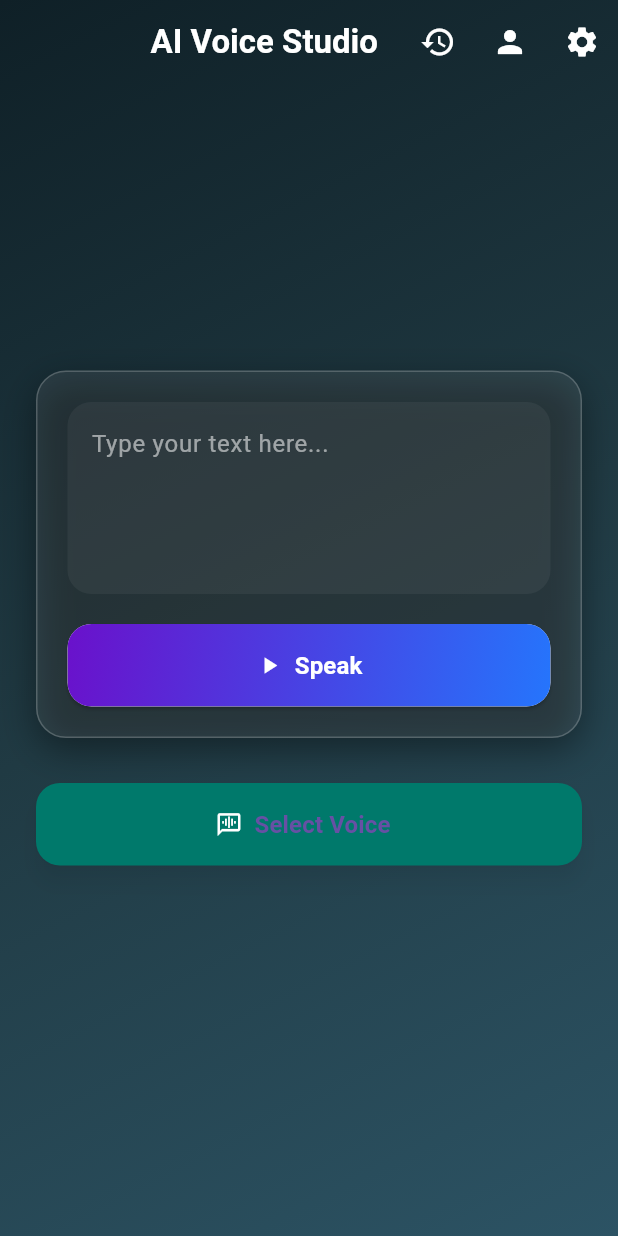
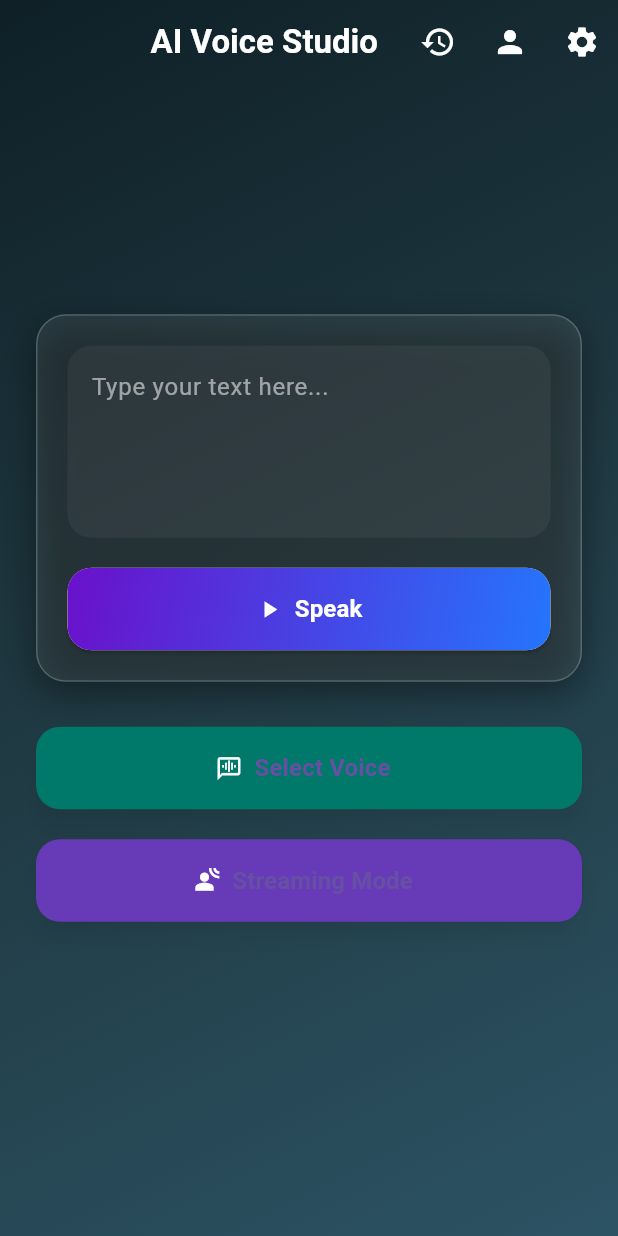
Before and after one commit to muhammadhassanmahar/TTS-App, a Flutter app: the screen it shows after launch, on a phone screen of 412 x 824 dp. Run offline on Flutter 3.47's test engine with Material 3 defaults, Android fonts, the phone set to English and light mode, and no system bars; our stand-ins replace audioplayers.

Commit message:
Initial commit - TTS App

```diff
--- a/lib/screens/home_screen.dart
+++ b/lib/screens/home_screen.dart
@@ -202,6 +202,32 @@ class _HomeScreenState extends State<HomeScreen> {
                     ),
                   ),
                 ),
+
+                const SizedBox(height: 20),
+
+                // 🔥 Streaming Mode Button
+                SizedBox(
+                  width: double.infinity,
+                  height: 55,
+                  child: ElevatedButton.icon(
+                    onPressed: () =>
+                        Navigator.pushNamed(context, '/stream'),
+                    icon: const Icon(Icons.spatial_audio, color: Colors.white),
+                    label: const Text(
+                      "Streaming Mode",
+                      style: TextStyle(
+                          fontWeight: FontWeight.bold, fontSize: 16),
+                    ),
+                    style: ElevatedButton.styleFrom(
+                      backgroundColor: Colors.deepPurple,
+                      shape: RoundedRectangleBorder(
+                        borderRadius: BorderRadius.circular(16),
+                      ),
+                      elevation: 6,
+                      shadowColor: Colors.black.withValues(alpha: 0.3),
+                    ),
+                  ),
+                ),
               ],
             ),
           ),
```
